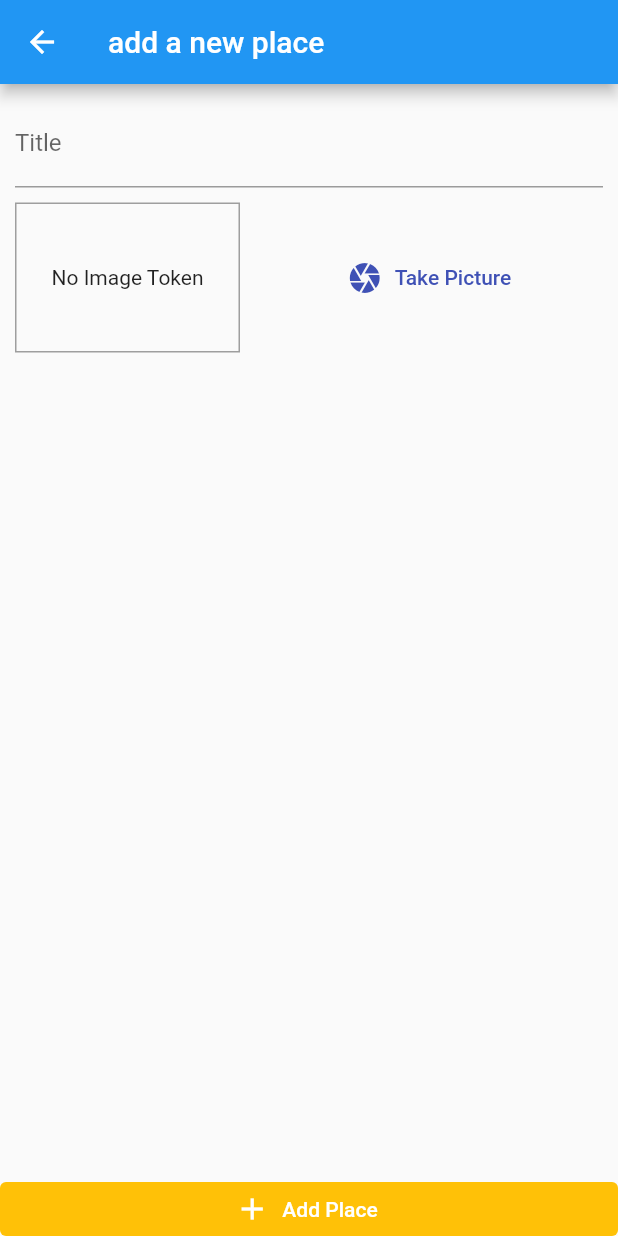
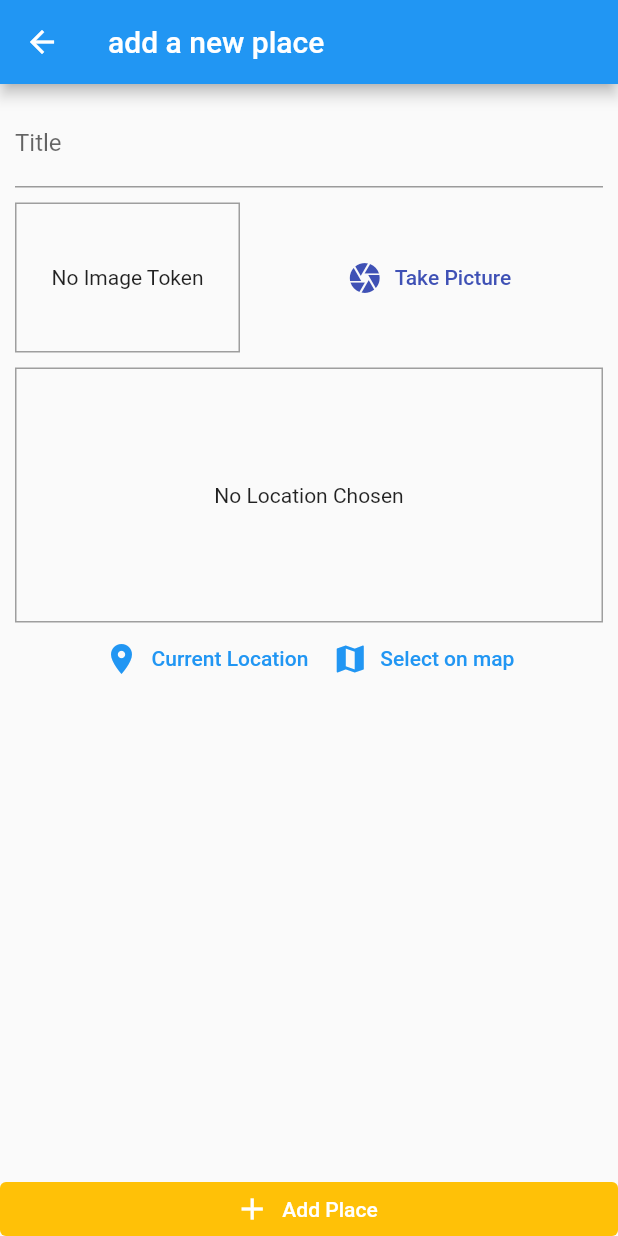
Before and after one commit to sinjikoro/great_place_app, a Flutter app: the PlaceAddScreen screen opened by its route, on a phone screen of 412 x 824 dp. Run offline on Flutter 3.47's test engine with Material 2 defaults, Android fonts, the phone set to English and light mode, and no system bars; our stand-ins replace image_picker, sqflite; accounts and stored records are empty.

Commit message:
305. Adding a Location Input & The location Package

```diff
--- a/lib/screen/place_add_screen.dart
+++ b/lib/screen/place_add_screen.dart
@@ -3,6 +3,7 @@ import 'dart:io';
 import 'package:flutter/material.dart';
 import 'package:great_place_app/providers/great_places.dart';
 import 'package:great_place_app/widgets/image_input.dart';
+import 'package:great_place_app/widgets/location_input.dart';
 import 'package:provider/provider.dart';
 
 class PlaceAddScreen extends StatefulWidget {
@@ -48,6 +49,8 @@ class _PlaceAddScreenState extends State<PlaceAddScreen> {
                 ),
                 const SizedBox(height: 10),
                 ImageInput(onSelectImage: _selectImage),
+                const SizedBox(height: 10),
+                const LocationInput()
               ]),
             ),
           )),
--- /dev/null
+++ b/lib/widgets/location_input.dart
@@ -0,0 +1,53 @@
+import 'package:flutter/material.dart';
+
+class LocationInput extends StatefulWidget {
+  const LocationInput({super.key});
+
+  @override
+  State<LocationInput> createState() => _LocationInputState();
+}
+
+class _LocationInputState extends State<LocationInput> {
+  String? _previewImageUrl = null;
+
+  @override
+  Widget build(BuildContext context) {
+    return Column(
+      children: [
+        Container(
+          height: 170,
+          width: double.infinity,
+          alignment: Alignment.center,
+          decoration: BoxDecoration(
+            border: Border.all(width: 1, color: Colors.grey),
+          ),
+          child: _previewImageUrl == null
+              ? const Text(
+                  'No Location Chosen',
+                  textAlign: TextAlign.center,
+                )
+              : Image.network(
+                  _previewImageUrl!,
+                  fit: BoxFit.cover,
+                  width: double.infinity,
+                ),
+        ),
+        Row(
+          mainAxisAlignment: MainAxisAlignment.center,
+          children: [
+            TextButton.icon(
+              onPressed: () {},
+              icon: const Icon(Icons.location_on),
+              label: const Text('Current Location'),
+            ),
+            TextButton.icon(
+              onPressed: () {},
+              icon: const Icon(Icons.map),
+              label: const Text('Select on map'),
+            ),
+          ],
+        )
+      ],
+    );
+  }
+}
--- a/pubspec.yaml
+++ b/pubspec.yaml
@@ -41,6 +41,7 @@ dependencies:
   path_provider: ^2.0.12
   path: ^1.8.2
   sqflite: ^2.2.4+1
+  location: ^4.4.0
 
 dev_dependencies:
   flutter_test:
```
Also changed, not shown: pubspec.lock, 2 other files.
